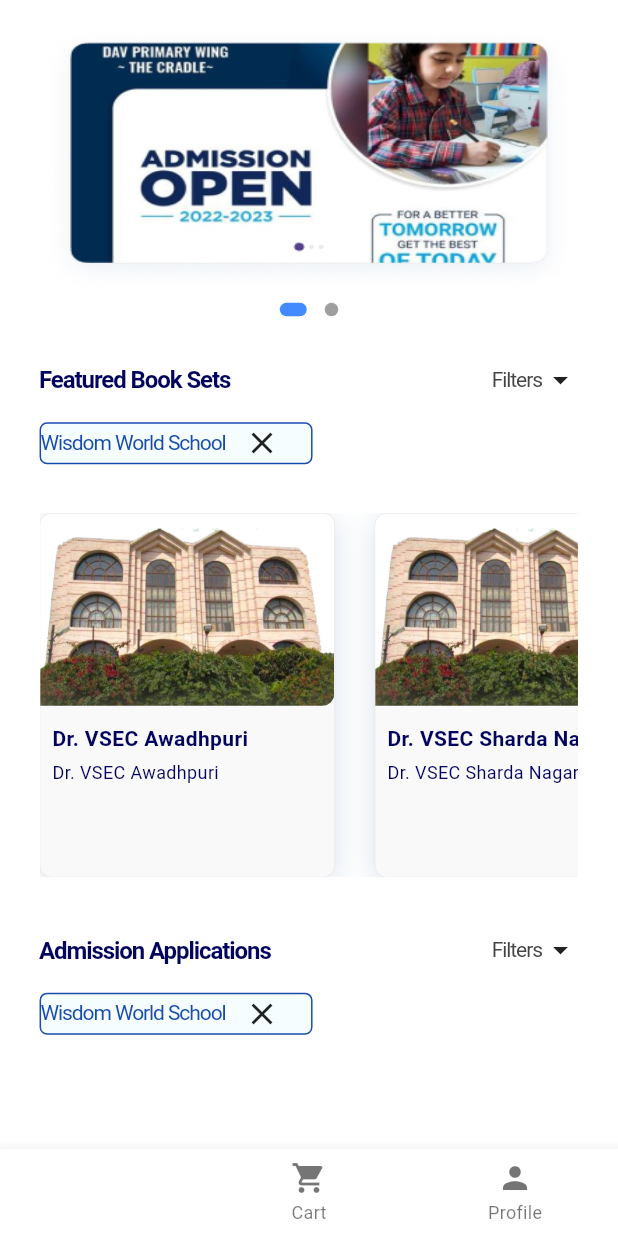
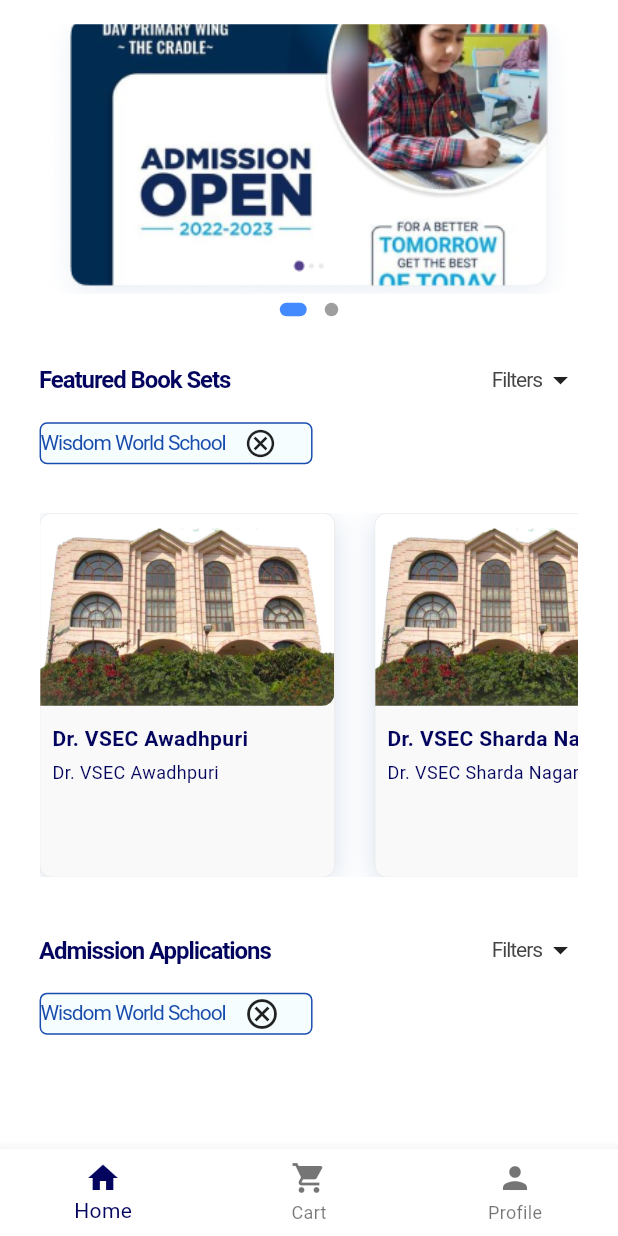
Before and after one commit to bukizz-store/bukizz_app, a Flutter app: the EcommerceMain screen opened directly, on a phone screen of 412 x 824 dp. Run offline on Flutter 3.47's test engine with Material 3 defaults, Android fonts, the phone set to English and light mode, and no system bars; drawn by our look-alikes of carousel_slider, dots_indicator; our stand-ins replace cloud_firestore, firebase_auth, firebase_core, google_sign_in, otp_text_field, shared_preferences; accounts and stored records are empty.

```diff
--- a/lib/constants/theme.dart
+++ b/lib/constants/theme.dart
@@ -16,7 +16,7 @@ class AppTheme{
       ),
     ),
     colorScheme: const ColorScheme.light(
-      primary: Colors.white,
+      primary: AppColors.primaryColor,
       background: Colors.white,
     ),
     useMaterial3: true,
--- a/lib/ui/screens/HomeView/Ecommerce/ecommerce_main.dart
+++ b/lib/ui/screens/HomeView/Ecommerce/ecommerce_main.dart
@@ -70,8 +70,8 @@ class _EcommerceMainState extends State<EcommerceMain> {
                 // Slider
                 CarouselSlider(
                   items: const [
-                    RoundedImage(width: 392, height: 192, isNetworkImage: false, assetImage: 'assets/banner1.png'),
-                    RoundedImage(width: 392, height: 192, isNetworkImage: false, assetImage: 'assets/banner1.png'),
+                    RoundedImage(width: 392, height: 192, isNetworkImage: false, assetImage: 'assets/banner1.png',fit: BoxFit.cover),
+                    RoundedImage(width: 392, height: 192, isNetworkImage: false, assetImage: 'assets/banner1.png',fit: BoxFit.cover),
                   ],
                   options: CarouselOptions(
                     viewportFraction: 1,
@@ -151,7 +151,10 @@ class _EcommerceMainState extends State<EcommerceMain> {
                             height: 0.10,
                           ),
                           const SizedBox(width: 12),
-                          Icon(Icons.close),
+                          Icon(
+                            Icons.cancel_outlined,
+                           size: 22,
+                          ),
                         ],
                       ),
                     ),
@@ -243,7 +246,7 @@ class _EcommerceMainState extends State<EcommerceMain> {
                             height: 0.10,
                           ),
                           const SizedBox(width: 12),
-                          Icon(Icons.close),
+                          Icon(Icons.cancel_outlined),
                         ],
                       ),
                     ),
```
Also changed, not shown: lib/ui/screens/HomeView/Ecommerce/Cart/cart_screen.dart (+6 -8 lines), lib/widgets/signup_text_widget.dart (+31 -0 lines).
